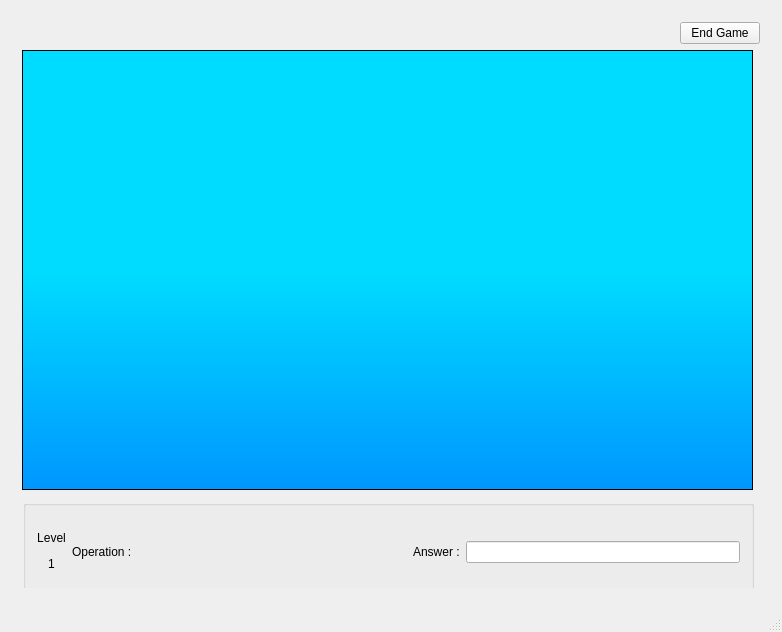
Qt form mainwindow.ui (nphelpsiv/Education-App) before a commit.
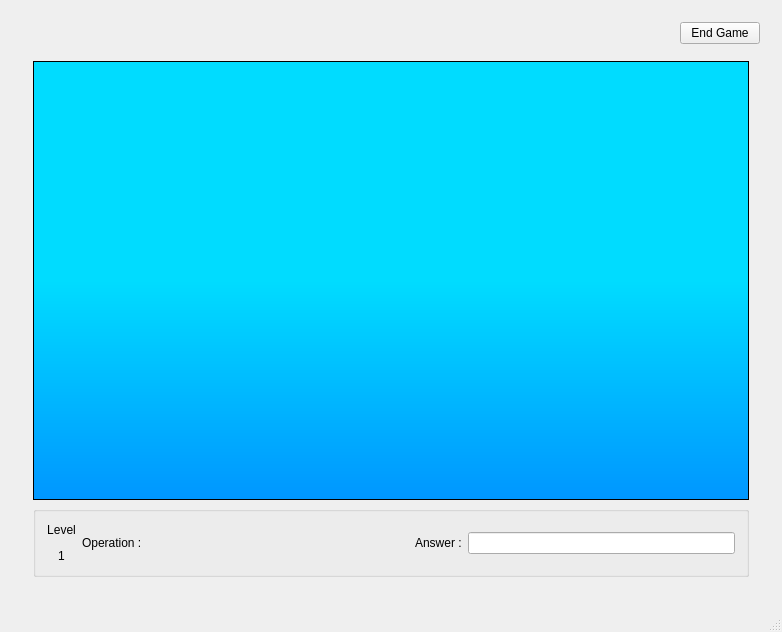
The same form after that commit.

```diff
--- a/mainwindow.ui
+++ b/mainwindow.ui
@@ -586,28 +586,16 @@
         </item>
         <item>
          <widget class="QWidget" name="gameWidget" native="true">
+          <layout class="QVBoxLayout" name="verticalLayout_11">
+           <item>
           <widget class="QGraphicsView" name="gameGraphicsView">
-           <property name="geometry">
-            <rect>
-             <x>0</x>
-             <y>0</y>
-             <width>731</width>
-             <height>440</height>
-            </rect>
-           </property>
            <property name="styleSheet">
             <string notr="true">background-color: qlineargradient(spread:pad, x1:0, y1:1, x2:0, y2:0, stop:0 rgba(0, 150, 255), stop:0.50 rgba(0, 220, 255));</string>
            </property>
           </widget>
+           </item>
+           <item>
           <widget class="QGroupBox" name="workPlaceGroupBox">
-           <property name="geometry">
-            <rect>
-             <x>1</x>
-             <y>450</y>
-             <width>731</width>
-             <height>100</height>
-            </rect>
-           </property>
            <property name="maximumSize">
             <size>
              <width>16777215</width>
@@ -661,12 +649,8 @@
             </item>
            </layout>
           </widget>
-          <zorder>operationLabel</zorder>
-          <zorder>horizontalSpacer_16</zorder>
-          <zorder>answerLabel</zorder>
-          <zorder>answerLineEdit</zorder>
-          <zorder>gameGraphicsView</zorder>
-          <zorder>workPlaceGroupBox</zorder>
+           </item>
+          </layout>
          </widget>
         </item>
        </layout>
```
Lines whose indentation alone changed are shown as unchanged.
